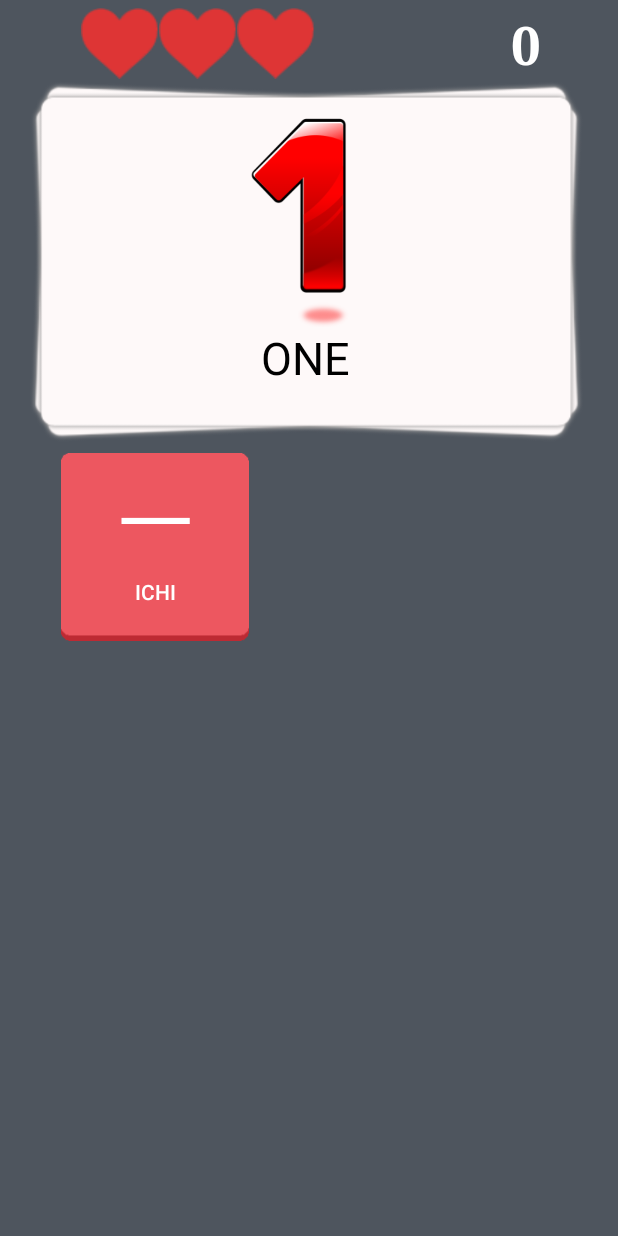
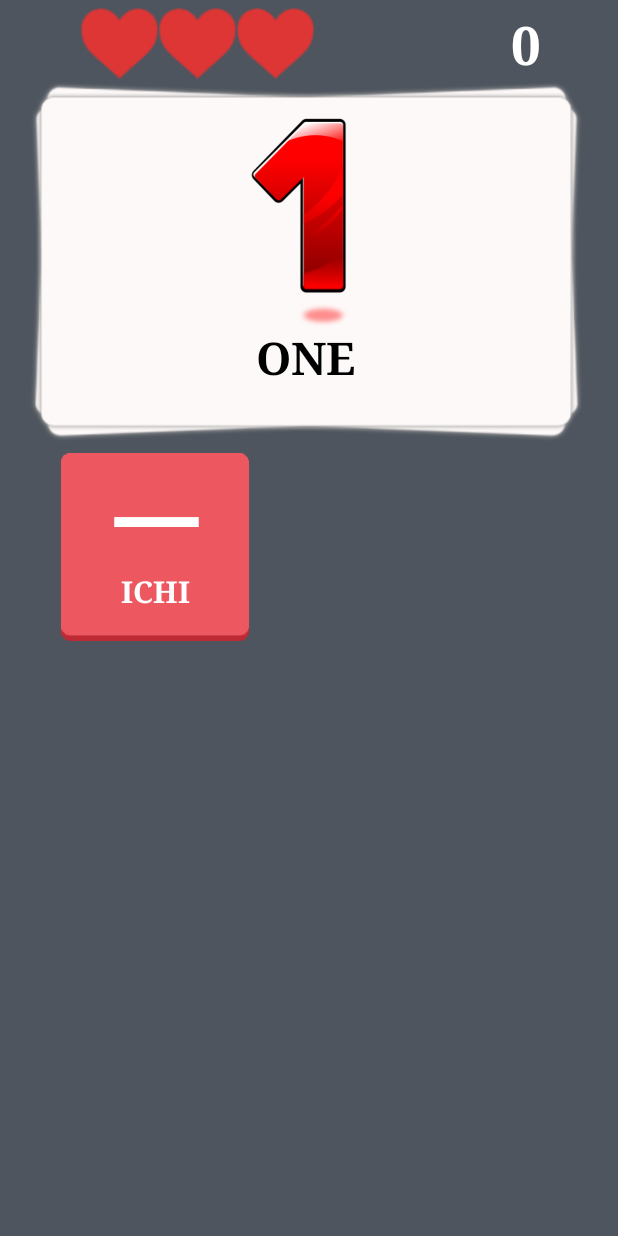
Before and after one commit to ihimawan/KakoiKanji, an Android app: the screen it shows after launch (MainPlay), after a tap on "playButton", on a phone screen of 412 x 824 dp. Run offline under Robolectric (Android 15) with nearby library versions, the phone set to English and light mode, and no system bars.

Commit message:
Changes in the activity_main_play.xml and upgrade the minimum api level to 21, and minor bug with the exit button

```diff
--- a/app/build.gradle
+++ b/app/build.gradle
@@ -6,7 +6,8 @@ android {
 
     defaultConfig {
         applicationId "com.example.kakoi"
-        minSdkVersion 8
+        //changed the minimum sdk to API level 21
+        minSdkVersion 21
         targetSdkVersion 23
         versionCode 1
         versionName "1.0"
--- a/app/src/main/java/com/example/kakoi/MainActivity.java
+++ b/app/src/main/java/com/example/kakoi/MainActivity.java
@@ -68,8 +68,6 @@ public class MainActivity extends AppCompatActivity {
             addingQuestion("heart", "kokoro", R.drawable.kanjiheart, "心");
             addingQuestion("mother", "haha", R.drawable.kanjimother, "母");
             addingQuestion("mouth", "kuchi", R.drawable.kanjimouth, "口");
-//            addingQuestion("person", "hito", R.drawable.kanjiperson, "人");
-//            addingQuestion("male", "otoko", R.drawable.kanjiperson , "男");
             addingQuestion("circle", "en", R.drawable.circle, "円");
             addingQuestion("book", "hon", R.drawable.book, "本");
             addingQuestion("car", "kuruma", R.drawable.car, "車");
@@ -106,7 +104,7 @@ public class MainActivity extends AppCompatActivity {
             addingQuestion("whale", "kujira", R.drawable.whale, "鯨");
             addingQuestion("wolf", "okami", R.drawable.wolf, "狼");
             addingQuestion("horse", "uma", R.drawable.horse, "馬");
-            addingQuestion("cow", "ushi", R.drawable.crow, "牛");
+            addingQuestion("cow", "ushi", R.drawable.cow, "牛");
             addingQuestion("fish", "sakana", R.drawable.fish, "魚");
             addingQuestion("dog", "inu", R.drawable.dog, "犬");
             addingQuestion("cat", "neko", R.drawable.cat, "猫");
@@ -116,7 +114,7 @@ public class MainActivity extends AppCompatActivity {
             addingQuestion("east", "higashi", R.drawable.east2, "東");
             addingQuestion("spring", "haru", R.drawable.spring, "春");
             addingQuestion("summer", "natsu", R.drawable.summer, "夏");
-            addingQuestion("autumn", "aki", R.drawable.autumn , "秋");
+            addingQuestion("autumn", "aki", R.drawable.autumn, "秋");
             addingQuestion("winter", "fuyu", R.drawable.winter, "冬");
             addingQuestion("ball", "tama", R.drawable.ball, "球");
             addingQuestion("wheat", "mugi", R.drawable.wheat, "麦");
@@ -232,7 +230,9 @@ public class MainActivity extends AppCompatActivity {
                         intent.addCategory(Intent.CATEGORY_HOME);
                         intent.setFlags(Intent.FLAG_ACTIVITY_CLEAR_TOP);
                         startActivity(intent);
-                        finish();
+                        //closes all the activity and starts from the main_menu after the
+                        //game is closed and run again
+                        finishAffinity();
                         System.exit(0);
 
                     }
--- a/app/src/main/res/layout/activity_main_play.xml
+++ b/app/src/main/res/layout/activity_main_play.xml
@@ -47,6 +47,8 @@
         android:textAlignment="inherit"
         android:textAllCaps="true"
         tools:ignore="HardcodedText"
+        android:typeface="serif"
+        android:textStyle="bold"
         android:layout_alignRight="@+id/frameLayout2"
         android:layout_alignEnd="@+id/highScoreDisp"
         android:layout_alignLeft="@+id/frameLayout1"
@@ -69,9 +71,11 @@
             android:layout_width="match_parent"
             android:layout_height="87dp"
             android:text="00"
+            android:textStyle="bold"
+            android:typeface="serif"
+            android:textSize="60dip"
             android:gravity="center"
             android:layout_centerHorizontal="true"
-            android:textSize="50dip"
             android:textColor="#FFFFFF"
             android:elevation="100dp"
             tools:ignore="HardcodedText" />
@@ -81,6 +85,9 @@
             android:layout_width="125dip"
             android:layout_height="125dip"
             android:text="ICHI"
+            android:textStyle="bold"
+            android:typeface="serif"
+            android:textSize="20dp"
             android:paddingTop="60dp"
             android:background="@drawable/answerbutton"
             android:onClick="onClick1"
@@ -105,7 +112,9 @@
             android:text="00"
             android:gravity="center"
             android:layout_centerHorizontal="true"
-            android:textSize="50dip"
+            android:textStyle="bold"
+            android:typeface="serif"
+            android:textSize="60dip"
             android:textColor="#FFFFFF"
             android:elevation="100dp"
             tools:ignore="HardcodedText" />
@@ -115,6 +124,9 @@
             android:layout_width="125dip"
             android:layout_height="125dip"
             android:text="NI"
+            android:textStyle="bold"
+            android:typeface="serif"
+            android:textSize="20dp"
             android:paddingTop="60dp"
             android:background="@drawable/answerbutton"
             android:onClick="onClick2"
@@ -137,6 +149,9 @@
             android:layout_width="125dip"
             android:layout_height="125dip"
             android:text="SAN"
+            android:textStyle="bold"
+            android:typeface="serif"
+            android:textSize="20dp"
             android:paddingTop="60dp"
             android:onClick="onClick3"
             android:background="@drawable/answerbutton"
@@ -146,8 +161,9 @@
             android:layout_width="match_parent"
             android:layout_height="87dp"
             android:text="00"
-
-            android:textSize="50dip"
+            android:textStyle="bold"
+            android:typeface="serif"
+            android:textSize="60dip"
             android:textColor="#FFFFFF"
             android:elevation="100dp"
             android:id="@+id/kanjiChoice3"
@@ -171,8 +187,9 @@
             android:text="00"
             android:gravity="center"
             android:layout_centerHorizontal="true"
-            android:textSize="50dip"
-            android:textColor="#FFFFFF"
+            android:textStyle="bold"
+            android:typeface="serif"
+            android:textSize="60dip"
             android:elevation="100dp"/>
 
         <Button
@@ -180,6 +197,9 @@
             android:layout_width="125dp"
             android:layout_height="125dip"
             android:text="YONG"
+            android:textStyle="bold"
+            android:typeface="serif"
+            android:textSize="20dp"
             android:paddingTop="60dp"
             android:onClick="onClick4"
             android:layout_gravity="right|top"
```
Also changed, not shown: 1 other file.
